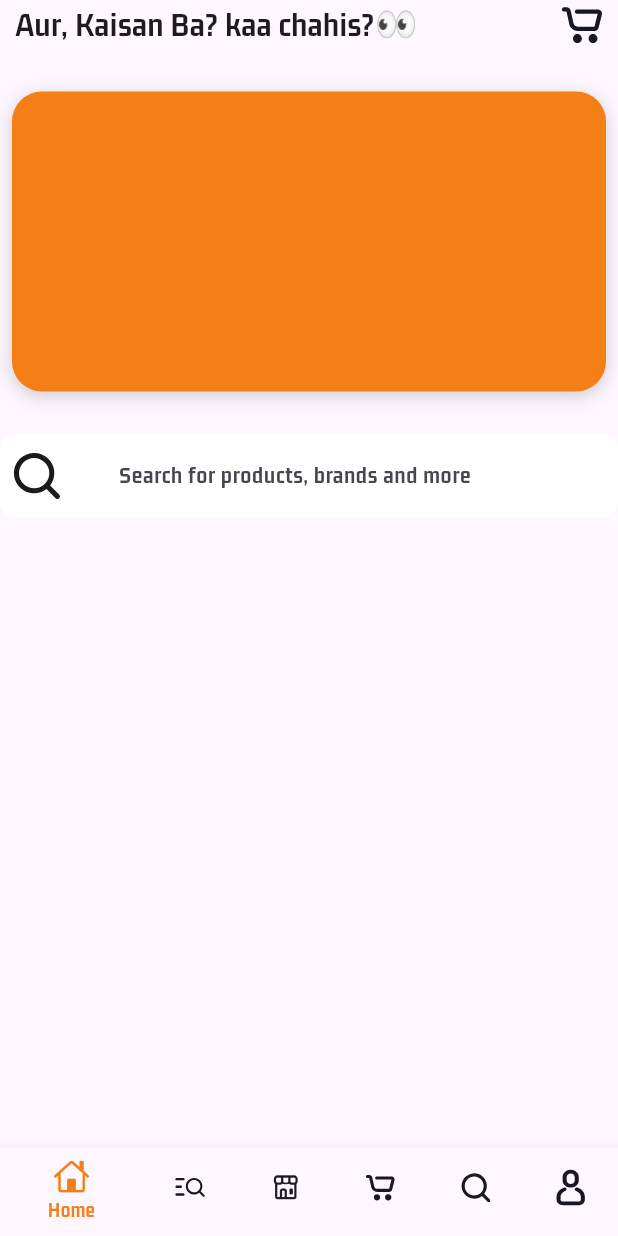
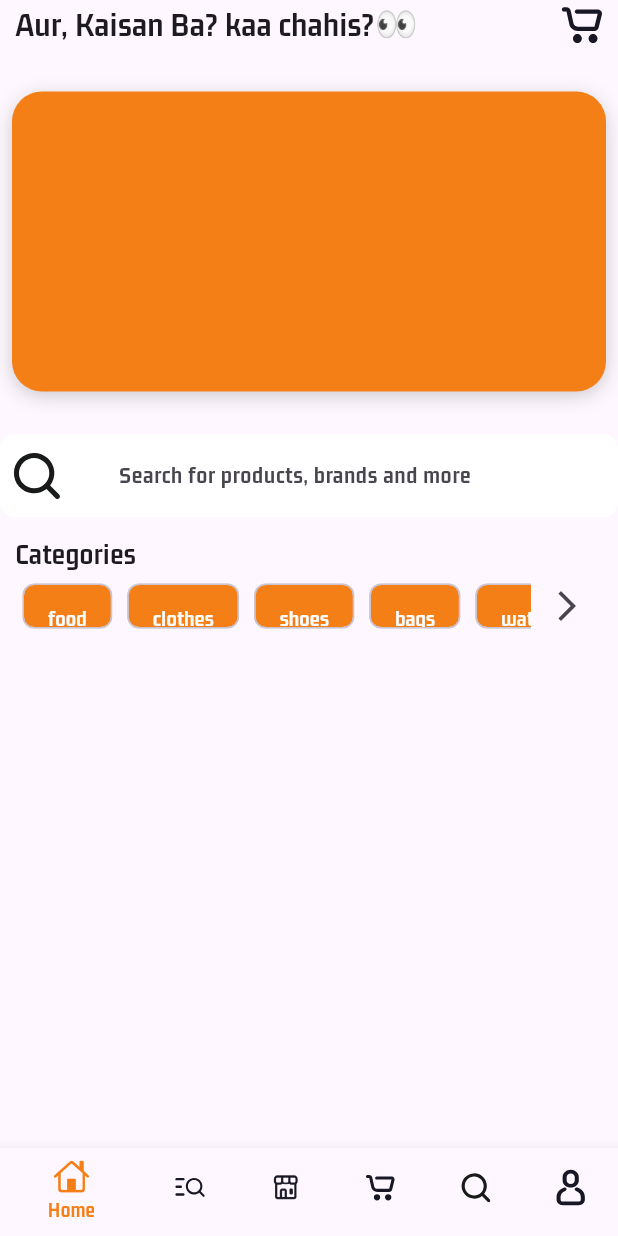
Before and after one commit to varshneydevansh/multi_vendor_demo, a Flutter app: the screen it shows after launch, on a phone screen of 412 x 824 dp. Run offline on Flutter 3.47's test engine with Material 2 defaults, Android fonts, the phone set to English and light mode, and no system bars; our stand-ins replace cloud_firestore, firebase_core, flutter_svg; accounts and stored records are empty.

Commit message:
added categories on homepage

```diff
--- a/lib/views/buyers/nav_screens/home_screen.dart
+++ b/lib/views/buyers/nav_screens/home_screen.dart
@@ -1,6 +1,7 @@
 import 'package:flutter/material.dart';
 //import 'package:flutter_svg/svg.dart';
 import 'package:multi_vendor_demo/views/buyers/nav_screens/nav_screen_widget/banneR_widget.dart';
+import 'package:multi_vendor_demo/views/buyers/nav_screens/nav_screen_widget/category_text.dart';
 import 'package:multi_vendor_demo/views/buyers/nav_screens/nav_screen_widget/search_widget_top.dart';
 
 import 'nav_screen_widget/welcome_widget.dart';
@@ -10,12 +11,15 @@ class HomeScreen extends StatelessWidget {
 
   @override
   Widget build(BuildContext context) {
-    return Column(children: [
+    return Column(
+      crossAxisAlignment: CrossAxisAlignment.start,
+      children: [
       Welcome(),
       SizedBox(height: 20,),
       BannerWidget(),
       SizedBox(height: 20,),
       SearchWidgetTop(),
+      CategoryText()
 
     ]);
   }
--- /dev/null
+++ b/lib/views/buyers/nav_screens/nav_screen_widget/category_text.dart
@@ -0,0 +1,58 @@
+import 'package:flutter/material.dart';
+
+class CategoryText extends StatelessWidget {
+  final List<String> _categoryLable = [
+    'food',
+    'clothes',
+    'shoes',
+    'bags',
+    'watches',
+    'electronics',
+    'furniture',
+    'others'
+  ];
+
+  @override
+  Widget build(BuildContext context) {
+    return Padding(
+      padding: const EdgeInsets.all(10.0),
+      child: Column(
+        crossAxisAlignment: CrossAxisAlignment.start,
+        children: [
+          Text(
+            'Categories',
+            style: TextStyle(fontSize: 20, fontWeight: FontWeight.bold),
+          ),
+          Container(
+            height: 40,
+            child: Row(
+              children: [
+                Expanded(
+                  child: ListView.builder(
+                      scrollDirection: Axis.horizontal,
+                      itemCount: _categoryLable.length,
+                      itemBuilder: ((context, index) {
+                        return Padding(
+                          padding: const EdgeInsets.all(5.0),
+                          child: ActionChip(
+                            backgroundColor: Colors.yellow.shade900,
+                            onPressed: () {},
+                            label: Center(
+                              child: Text(
+                                _categoryLable[index],
+                                style: TextStyle(color: const Color.fromARGB(255, 252, 252, 252), fontSize: 15, fontWeight: FontWeight.bold),
+                              ),
+                            ),
+                          ),
+                        );
+                      })),
+                ),
+                IconButton(onPressed: (){}, icon: Icon(Icons.arrow_forward_ios))
+              ],
+            ),
+          )
+        ],
+      ),
+    );
+  }
+}
```
